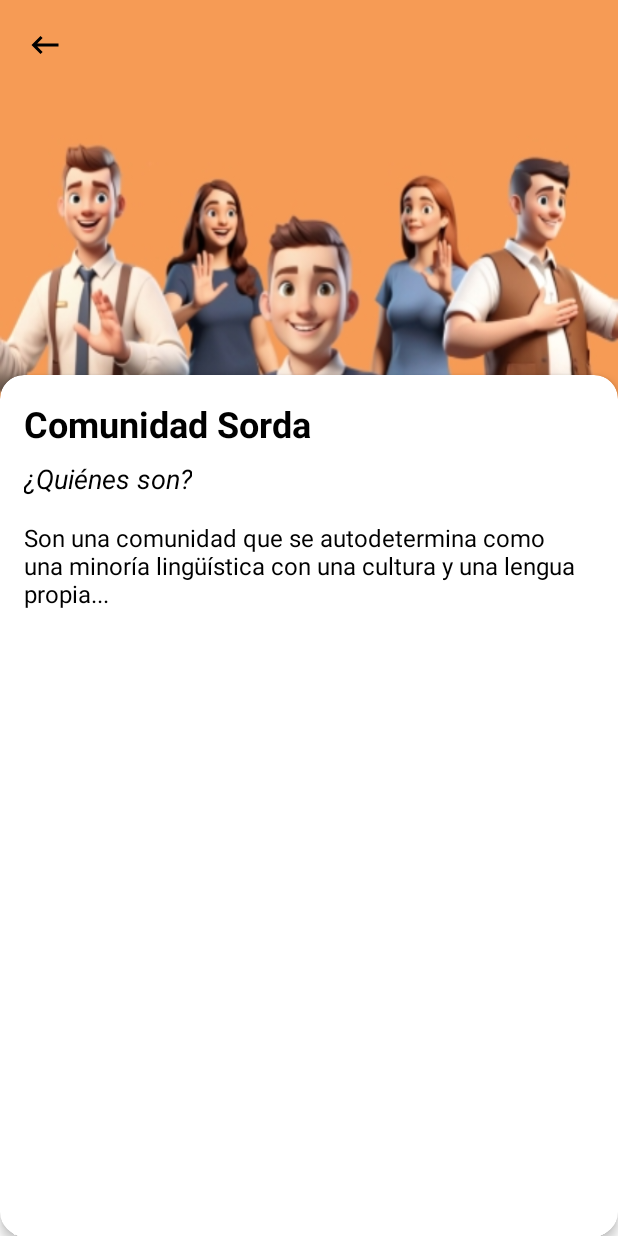
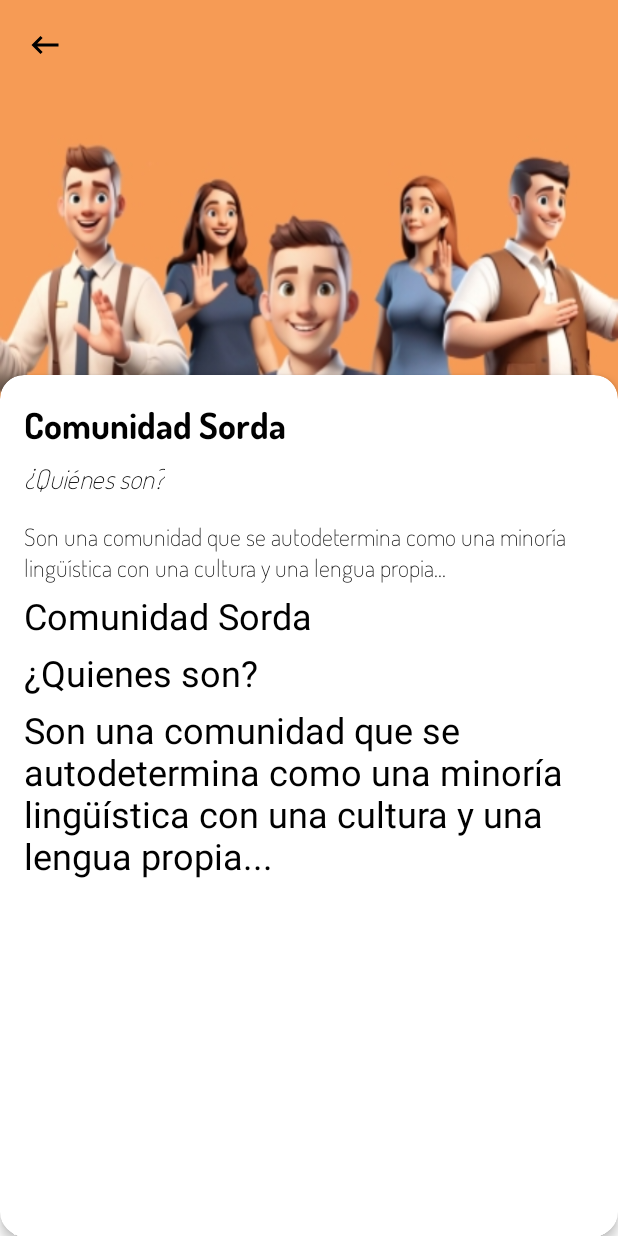
Before and after one commit to DiegoPardoMontero/ProyectoEnsenarte, an Android app: the fragment ComunidadSordaActivity shown on its own in the app's theme, on a phone screen of 412 x 824 dp. Run offline under Robolectric (Android 15) with nearby library versions, the phone set to English and light mode, and no system bars; 1 statement that could not run was skipped.

Commit message:
Information fragment navigation (with errors)

```diff
--- a/app/src/main/java/com/puj/proyectoensenarte/authentication/IniciarSesionActivity.kt
+++ b/app/src/main/java/com/puj/proyectoensenarte/authentication/IniciarSesionActivity.kt
@@ -30,11 +30,13 @@ class IniciarSesionActivity : AppCompatActivity() {
         }
 
         binding.botonIniciarSesion.setOnClickListener(){
-            var email : String = binding.textFieldEmail.editText?.text.toString()
+            /*var email : String = binding.textFieldEmail.editText?.text.toString()
             var password : String = binding.textFieldPassword.editText?.text.toString()
             Log.d(TAG, "Email: " + email)
             Log.d(TAG, "Password: " + password)
-            signIn(email, password)
+            signIn(email, password)*/
+            val intent = Intent(this, BottomNavigationActivity::class.java)
+            startActivity(intent)
         }
 
         binding.olvidasteContraText.setOnClickListener{
--- a/app/src/main/java/com/puj/proyectoensenarte/information/ComunidadSordaActivity.kt
+++ b/app/src/main/java/com/puj/proyectoensenarte/information/ComunidadSordaActivity.kt
@@ -1,60 +1,100 @@
 package com.puj.proyectoensenarte.information
 
+import android.graphics.Typeface
 import android.os.Bundle
 import androidx.fragment.app.Fragment
 import android.view.LayoutInflater
 import android.view.View
 import android.view.ViewGroup
+import android.widget.LinearLayout
+import android.widget.TextView
+import androidx.core.content.ContextCompat
+import androidx.core.content.res.ResourcesCompat
 import com.puj.proyectoensenarte.R
+import com.puj.proyectoensenarte.databinding.FragmentComunidadSordaActivityBinding
 
-// TODO: Rename parameter arguments, choose names that match
-// the fragment initialization parameters, e.g. ARG_ITEM_NUMBER
-private const val ARG_PARAM1 = "param1"
-private const val ARG_PARAM2 = "param2"
 
-/**
- * A simple [Fragment] subclass.
- * Use the [ComunidadSordaActivity.newInstance] factory method to
- * create an instance of this fragment.
- */
 class ComunidadSordaActivity : Fragment() {
-    // TODO: Rename and change types of parameters
-    private var param1: String? = null
-    private var param2: String? = null
 
-    override fun onCreate(savedInstanceState: Bundle?) {
-        super.onCreate(savedInstanceState)
-        arguments?.let {
-            param1 = it.getString(ARG_PARAM1)
-            param2 = it.getString(ARG_PARAM2)
-        }
-    }
+    private lateinit var binding: FragmentComunidadSordaActivityBinding
+
 
     override fun onCreateView(
         inflater: LayoutInflater, container: ViewGroup?,
         savedInstanceState: Bundle?
-    ): View? {
-        // Inflate the layout for this fragment
-        return inflater.inflate(R.layout.fragment_comunidad_sorda_activity, container, false)
+    ): View {
+        binding = FragmentComunidadSordaActivityBinding.inflate(inflater,container, false)
+        return binding.root
     }
 
-    companion object {
-        /**
-         * Use this factory method to create a new instance of
-         * this fragment using the provided parameters.
-         *
-         * @param param1 Parameter 1.
-         * @param param2 Parameter 2.
-         * @return A new instance of fragment ComunidadSordaActivity.
-         */
-        // TODO: Rename and change types and number of parameters
-        @JvmStatic
-        fun newInstance(param1: String, param2: String) =
-            ComunidadSordaActivity().apply {
-                arguments = Bundle().apply {
-                    putString(ARG_PARAM1, param1)
-                    putString(ARG_PARAM2, param2)
-                }
+    override fun onViewCreated(view: View, savedInstanceState: Bundle?) {
+        super.onViewCreated(view, savedInstanceState)
+
+        binding.backButton.setOnClickListener {
+            requireActivity().onBackPressedDispatcher
+        }
+
+        val contentContainer : LinearLayout = binding.contentContainer
+        val titulo1 = createTitle("Comunidad Sorda")
+        val subTitulo1 = createTitle("¿Quienes son?")
+        val parrafo1 = createTitle("Son una comunidad que se autodetermina como una " +
+                "minoría lingüística con una cultura y una lengua propia...")
+
+
+        contentContainer.addView(titulo1)
+        contentContainer.addView(subTitulo1)
+        contentContainer.addView(parrafo1)
+    }
+
+    fun createTitle(text: String): TextView {
+        val typeface = Typeface.createFromFile("${context?.filesDir}/res/raw/regularbold.ttf")
+        return TextView(requireContext()).apply {
+            this.text = text
+            textSize = 24f
+            setTypeface(typeface)
+            setTextColor(ContextCompat.getColor(requireContext(), android.R.color.black))
+            layoutParams = LinearLayout.LayoutParams(
+                LinearLayout.LayoutParams.MATCH_PARENT,
+                LinearLayout.LayoutParams.WRAP_CONTENT
+            ).apply {
+                setMargins(0, 8, 0, 0)  // Margen superior e inferior
             }
+        }
     }
+
+    fun createSubTitle(text: String): TextView {
+        val typeface = Typeface.createFromFile("${context?.filesDir}/res/raw/regular.ttf")
+        return TextView(requireContext()).apply {
+            this.text = text
+            textSize = 18f
+            setTypeface(typeface, Typeface.ITALIC)
+            setTextColor(ContextCompat.getColor(requireContext(), android.R.color.black))
+            layoutParams = LinearLayout.LayoutParams(
+                LinearLayout.LayoutParams.MATCH_PARENT,
+                LinearLayout.LayoutParams.WRAP_CONTENT
+            ).apply {
+                setMargins(0, 12, 0, 0)  // Margen superior e inferior
+            }
+        }
+    }
+
+    fun createParagraph(text: String): TextView {
+        val typeface = Typeface.createFromFile("${context?.filesDir}/res/raw/regular.ttf")
+        return TextView(requireContext()).apply {
+            this.text = text
+            textSize = 16f
+            setTypeface(typeface)
+            setTextColor(ContextCompat.getColor(requireContext(), android.R.color.black))
+            layoutParams = LinearLayout.LayoutParams(
+                LinearLayout.LayoutParams.MATCH_PARENT,
+                LinearLayout.LayoutParams.WRAP_CONTENT
+            ).apply {
+                setMargins(0, 16, 0, 0)  // Margen superior e inferior
+            }
+        }
+    }
+
+
+
+
 }
--- a/app/src/main/res/layout/activity_information_fragment.xml
+++ b/app/src/main/res/layout/activity_information_fragment.xml
@@ -12,7 +12,6 @@
         android:text="Información Relevante"
         android:textSize="24sp"
         android:textColor="@android:color/white"
-        android:textStyle="bold"
         android:layout_marginTop="55dp"
         app:layout_constraintTop_toTopOf="parent"
         app:layout_constraintStart_toStartOf="parent"
--- a/app/src/main/res/layout/fragment_comunidad_sorda_activity.xml
+++ b/app/src/main/res/layout/fragment_comunidad_sorda_activity.xml
@@ -33,14 +33,13 @@
         android:layout_marginTop="250dp"
         app:cardElevation="4dp">
 
-        <!-- ScrollView para el texto desplazable -->
         <ScrollView
             android:layout_width="match_parent"
             android:layout_height="match_parent"
             android:padding="16dp">
 
-            <!-- Texto largo dentro del ScrollView -->
             <LinearLayout
+                android:id="@+id/content_container"
                 android:layout_width="match_parent"
                 android:layout_height="wrap_content"
                 android:orientation="vertical">
@@ -51,7 +50,7 @@
                     android:layout_height="wrap_content"
                     android:text="Comunidad Sorda"
                     android:textSize="24sp"
-                    android:textStyle="bold"
+                    android:fontFamily="@raw/regularbold"
                     android:textColor="@android:color/black"/>
 
                 <TextView
@@ -60,20 +59,19 @@
                     android:layout_height="wrap_content"
                     android:text="¿Quiénes son?"
                     android:textSize="18sp"
+                    android:fontFamily="@raw/regular"
                     android:textStyle="italic"
                     android:textColor="@android:color/black"
                     android:layout_marginTop="8dp"/>
-
                 <TextView
                     android:id="@+id/body_text"
                     android:layout_width="match_parent"
                     android:layout_height="wrap_content"
                     android:text="Son una comunidad que se autodetermina como una minoría lingüística con una cultura y una lengua propia..."
                     android:textSize="16sp"
+                    android:fontFamily="@raw/regular"
                     android:textColor="@android:color/black"
                     android:layout_marginTop="16dp"/>
-
-
             </LinearLayout>
         </ScrollView>
     </androidx.cardview.widget.CardView>
```
Also changed, not shown: app/src/main/java/com/puj/proyectoensenarte/information/InformationFragmentActivity.kt (+6 -1 lines).
